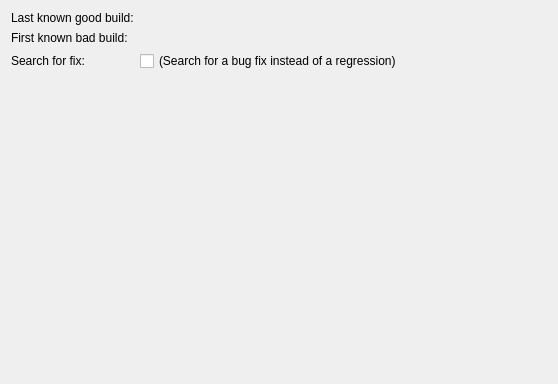
Above: gui/mozregui/ui/build_selection.ui from mozilla/mozregression before the change. Below: the same form after it.
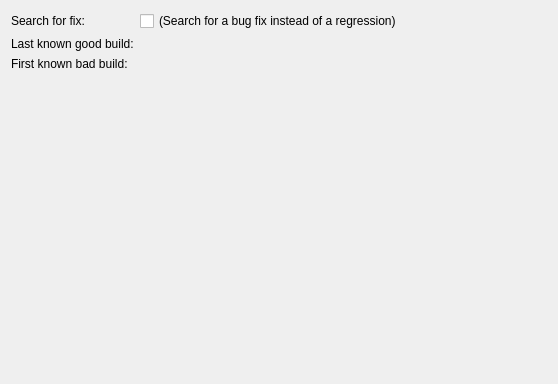
That is the form after the change. Custom widgets are drawn as their Qt base class.

Commit message:
Bug 1508061 - Move find fix checkbox above the build selection fields (#529)
Since the checkbox changes the labels and meaning of the fields it is confusing
to have it come after, since it could invalidate data the user already entered.

```diff
--- a/gui/mozregui/ui/build_selection.ui
+++ b/gui/mozregui/ui/build_selection.ui
@@ -15,26 +15,6 @@
   </property>
   <layout class="QFormLayout" name="formLayout">
    <item row="0" column="0">
-    <widget class="QLabel" name="label">
-     <property name="text">
-      <string>Last known good build:</string>
-     </property>
-    </widget>
-   </item>
-   <item row="0" column="1">
-    <widget class="BuildSelection" name="start" native="true"/>
-   </item>
-   <item row="1" column="0">
-    <widget class="QLabel" name="label_2">
-     <property name="text">
-      <string>First known bad build:</string>
-     </property>
-    </widget>
-   </item>
-   <item row="1" column="1">
-    <widget class="BuildSelection" name="end" native="true"/>
-   </item>
-   <item row="2" column="0">
     <widget class="QLabel" name="label_4">
      <property name="toolTip">
       <string>Search a fix instead of a regression</string>
@@ -44,13 +24,33 @@
      </property>
     </widget>
    </item>
-   <item row="2" column="1">
+   <item row="0" column="1">
     <widget class="QCheckBox" name="find_fix">
      <property name="text">
       <string>(Search for a bug fix instead of a regression)</string>
      </property>
     </widget>
    </item>
+   <item row="1" column="0">
+    <widget class="QLabel" name="label">
+     <property name="text">
+      <string>Last known good build:</string>
+     </property>
+    </widget>
+   </item>
+   <item row="1" column="1">
+    <widget class="BuildSelection" name="start" native="true"/>
+   </item>
+   <item row="2" column="0">
+    <widget class="QLabel" name="label_2">
+     <property name="text">
+      <string>First known bad build:</string>
+     </property>
+    </widget>
+   </item>
+   <item row="2" column="1">
+    <widget class="BuildSelection" name="end" native="true"/>
+   </item>
   </layout>
  </widget>
  <customwidgets>
```
